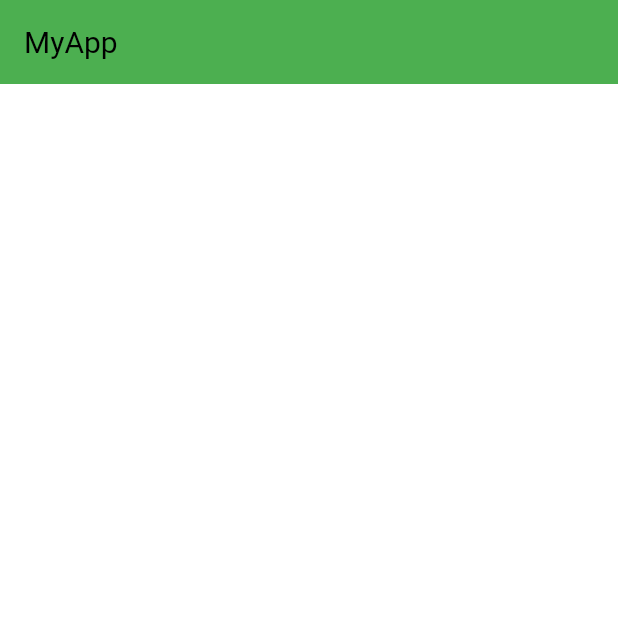
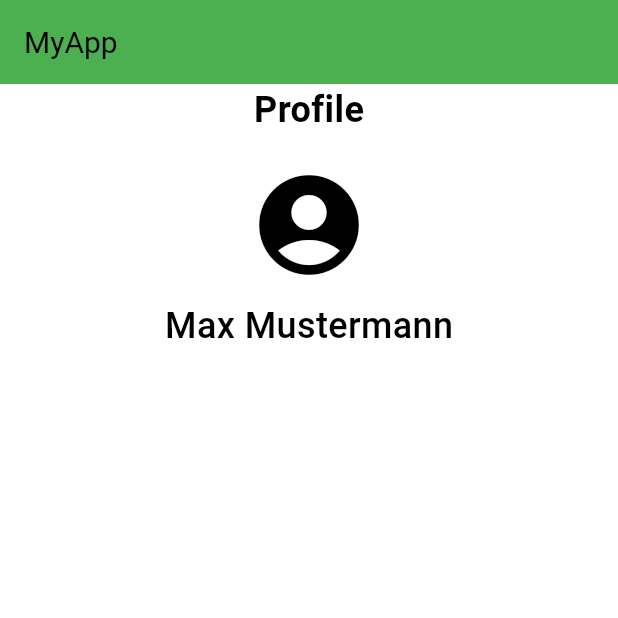
Before and after one commit to Muhannmmad/2october-aufgabe, a Flutter app: the screen it shows after launch, on a phone screen of 412 x 824 dp, the top half of it. Run offline on Flutter 3.47's test engine with Material 3 defaults, Android fonts, the phone set to English and light mode, and no system bars.

Commit message:
body made and centered

```diff
--- a/aufgabe_2_october/lib/main.dart
+++ b/aufgabe_2_october/lib/main.dart
@@ -31,6 +31,34 @@
           ),
         ),
       ),
+      body: Column(
+        crossAxisAlignment: CrossAxisAlignment.center,
+        children: [
+          Text(
+            'Profile',
+            style: TextStyle(
+              fontSize: 24,
+              fontWeight: FontWeight.bold,
+              color: Colors.black,
+            ),
+          ),
+          Center(child: SizedBox(height: 20)),
+          Icon(
+            Icons.account_circle,
+            size: 80,
+            color: Colors.black,
+          ),
+          SizedBox(height: 10),
+          Text(
+            'Max Mustermann',
+            style: TextStyle(
+              fontSize: 24,
+              color: Colors.black,
+              fontWeight: FontWeight.w500,
+            ),
+          ),
+        ],
+      ),
     );
   }
 }
```
